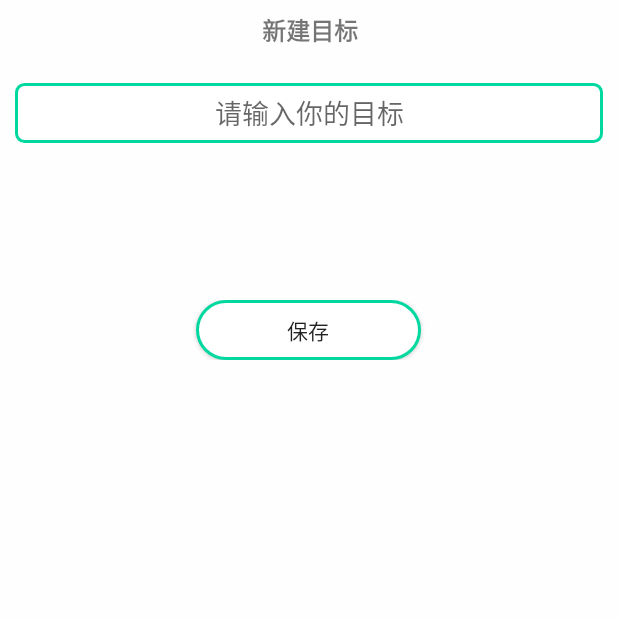
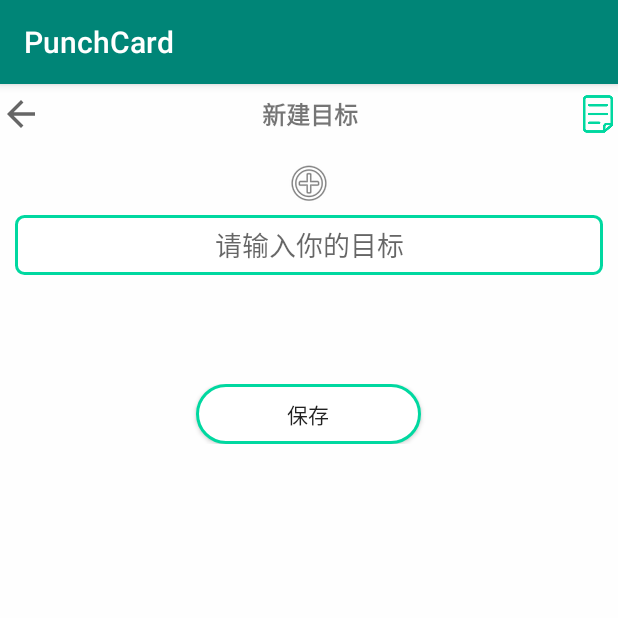
Before and after one commit to 260-liu/PunchCard, an Android app: the NewrecordActivity screen opened directly, with no data from a screen before it, on a phone screen of 412 x 824 dp, the top half of it. Run offline under Robolectric (Android 15) with nearby library versions, the phone set to English and light mode, and no system bars.

Commit message:
修改了NewrecordActivity的内容，和部署内容

```diff
--- a/PuchCard/app/src/main/java/com/example/punchcard/NewrecordActivity.java
+++ b/PuchCard/app/src/main/java/com/example/punchcard/NewrecordActivity.java
@@ -8,13 +8,15 @@ import android.widget.Button;
 import android.widget.EditText;
 import android.widget.Toast;
 
+import androidx.appcompat.app.AppCompatActivity;
+
 import com.example.punchcard.database.SQLiteHelper;
 import com.example.punchcard.utils.DBUtils;
 
 /**
  * 新建一个打卡项目的activity
  */
-public class NewrecordActivity extends Activity {
+public class NewrecordActivity extends AppCompatActivity {
 
     private static final String TAG = "NewrecordActivity" ;
     EditText editText;
--- a/PuchCard/app/src/main/res/layout/activity_newrecord.xml
+++ b/PuchCard/app/src/main/res/layout/activity_newrecord.xml
@@ -30,7 +30,7 @@
             android:layout_width="match_parent"
             android:layout_height="match_parent"
             android:layout_weight="7"
-            app:srcCompat="@drawable/save" />
+            android:src="@drawable/save" />
     </LinearLayout>
     <LinearLayout
         android:layout_width="match_parent"
```
